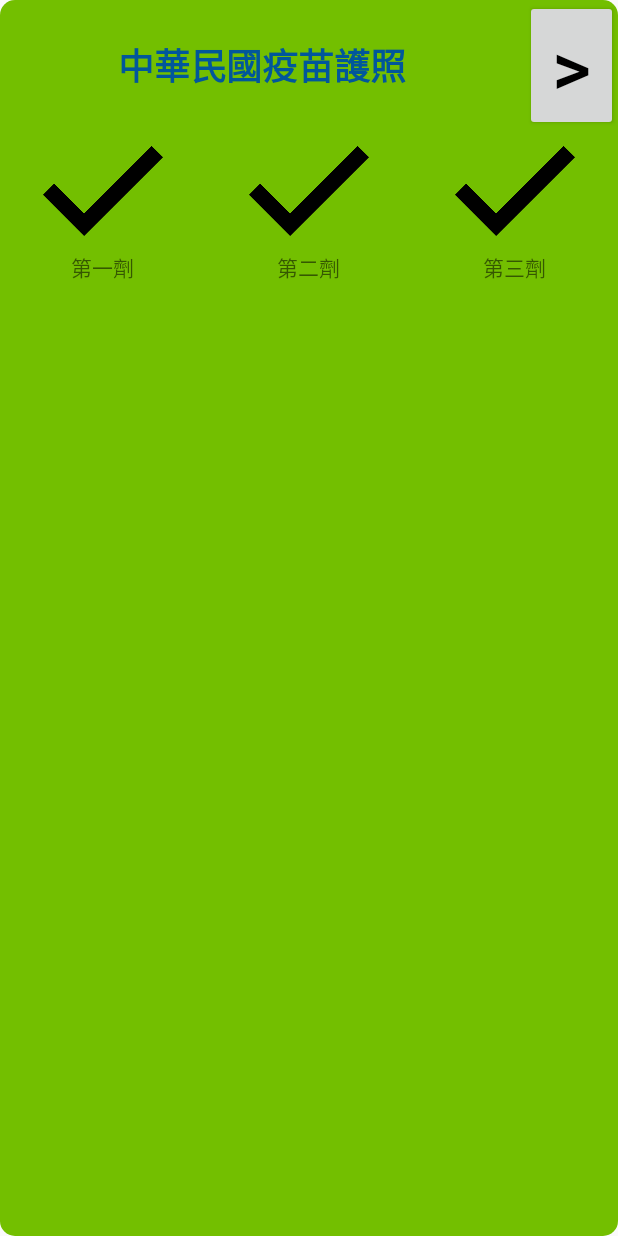
After one commit to yo20703/VAPassport, an Android app: the layout passport_widget.xml on its own in the app's theme, with its tools: preview values and no code run, on a phone screen of 412 x 824 dp. The commit adds this screen. Run offline under Robolectric (Android 15) with nearby library versions, the phone set to English and light mode, and no system bars.

Commit message:
finish PassportWidget

```diff
--- a/app/build.gradle
+++ b/app/build.gradle
@@ -26,6 +26,9 @@ android {
         sourceCompatibility JavaVersion.VERSION_1_8
         targetCompatibility JavaVersion.VERSION_1_8
     }
+    buildFeatures {
+        viewBinding true
+    }
 }
 
 dependencies {
--- /dev/null
+++ b/app/src/main/res/layout/passport_widget.xml
@@ -0,0 +1,99 @@
+<LinearLayout xmlns:android="http://schemas.android.com/apk/res/android"
+    xmlns:tools="http://schemas.android.com/tools"
+    android:layout_width="match_parent"
+    android:layout_height="match_parent"
+    android:padding="@dimen/widget_margin"
+    android:background="@drawable/btn_go_register"
+    android:orientation="vertical">
+
+    <LinearLayout
+        android:layout_width="match_parent"
+        android:layout_height="wrap_content"
+        android:gravity="center"
+        android:orientation="horizontal"
+        tools:ignore="UselessParent">
+        <TextView
+            android:id="@+id/appwidget_text"
+            android:layout_width="wrap_content"
+            android:layout_height="wrap_content"
+            android:width="350dp"
+            android:gravity="center"
+            android:text="@string/appwidget_text"
+            android:textSize="24sp"
+            android:textStyle="bold"
+            android:textColor="@color/light_blue_900"/>
+
+        <Button
+            android:text=">"
+            android:layout_width="wrap_content"
+            android:layout_height="wrap_content"
+            android:gravity="center"
+            android:width="100dp"
+            android:textColor="@color/black"
+            android:textSize="50dp"
+            />
+    </LinearLayout>
+
+    <LinearLayout
+        android:layout_width="match_parent"
+        android:layout_height="100dp"
+        android:orientation="horizontal"
+        tools:ignore="UselessParent"
+        android:weightSum="3">
+
+        <LinearLayout
+            android:layout_weight="1"
+            android:layout_width="0dp"
+            android:layout_height="wrap_content"
+            android:orientation="vertical">
+            <ImageView
+                android:id="@+id/iv_first"
+                android:layout_gravity="center"
+                android:src="@drawable/checked"
+                android:layout_width="80dp"
+                android:layout_height="80dp"/>
+            <TextView
+                android:layout_gravity="center"
+                android:text="第一劑"
+                android:layout_width="wrap_content"
+                android:layout_height="wrap_content"/>
+        </LinearLayout>
+
+        <LinearLayout
+            android:layout_weight="1"
+            android:layout_width="0dp"
+            android:layout_height="wrap_content"
+            android:orientation="vertical">
+            <ImageView
+                android:id="@+id/iv_second"
+                android:layout_gravity="center"
+                android:src="@drawable/checked"
+                android:layout_width="80dp"
+                android:layout_height="80dp"/>
+            <TextView
+                android:layout_gravity="center"
+                android:text="第二劑"
+                android:layout_width="wrap_content"
+                android:layout_height="wrap_content"/>
+        </LinearLayout>
+        <LinearLayout
+            android:layout_weight="1"
+            android:layout_width="0dp"
+            android:layout_height="wrap_content"
+            android:orientation="vertical">
+            <ImageView
+                android:id="@+id/iv_third"
+                android:layout_gravity="center"
+                android:src="@drawable/checked"
+                android:layout_width="80dp"
+                android:layout_height="80dp"/>
+            <TextView
+                android:layout_gravity="center"
+                android:text="第三劑"
+                android:layout_width="wrap_content"
+                android:layout_height="wrap_content"/>
+        </LinearLayout>
+
+    </LinearLayout>
+
+</LinearLayout>
--- a/app/src/main/res/values-night/themes.xml
+++ b/app/src/main/res/values-night/themes.xml
@@ -7,4 +7,9 @@
         <item name="colorAccent">@color/teal_200</item>
         <!-- Customize your theme here. -->
     </style>
+
+    <style name="ThemeOverlay.VAPassport.AppWidgetContainer" parent="">
+        <item name="appWidgetBackgroundColor">@color/light_blue_900</item>
+        <item name="appWidgetTextColor">@color/light_blue_200</item>
+    </style>
 </resources>
--- /dev/null
+++ b/app/src/main/res/values/attrs.xml
@@ -0,0 +1,6 @@
+<resources>
+    <declare-styleable name="AppWidgetAttrs">
+        <attr name="appWidgetBackgroundColor" format="color" />
+        <attr name="appWidgetTextColor" format="color" />
+    </declare-styleable>
+</resources>
--- a/app/src/main/res/values/colors.xml
+++ b/app/src/main/res/values/colors.xml
@@ -7,4 +7,8 @@
     <color name="teal_700">#FF018786</color>
     <color name="black">#FF000000</color>
     <color name="white">#FFFFFFFF</color>
+    <color name="light_blue_50">#FFE1F5FE</color>
+    <color name="light_blue_200">#FF81D4FA</color>
+    <color name="light_blue_600">#FF039BE5</color>
+    <color name="light_blue_900">#FF01579B</color>
 </resources>
--- a/app/src/main/res/values/strings.xml
+++ b/app/src/main/res/values/strings.xml
@@ -2,4 +2,6 @@
     <string name="app_name">VAPassport</string>
     <string name="main_title_ch">防疫幫手</string>
     <string name="main_title_en">Coronavirus Prevention</string>
+    <string name="appwidget_text">中華民國疫苗護照</string>
+    <string name="add_widget">Add widget</string>
 </resources>
--- a/app/src/main/res/values/themes.xml
+++ b/app/src/main/res/values/themes.xml
@@ -7,4 +7,9 @@
         <item name="colorAccent">@color/teal_200</item>
         <!-- Customize your theme here. -->
     </style>
+
+    <style name="ThemeOverlay.VAPassport.AppWidgetContainer" parent="">
+        <item name="appWidgetBackgroundColor">@color/light_blue_600</item>
+        <item name="appWidgetTextColor">@color/light_blue_50</item>
+    </style>
 </resources>
```
Also changed, not shown: app/src/main/AndroidManifest.xml (+11 -1 lines), app/src/main/java/com/example/vapassport/Passport/PassportActivity.java (+31 -3 lines), app/src/main/java/com/example/vapassport/Passport/PassportWidget.java (added, +65 -0 lines), app/src/main/java/com/example/vapassport/RegisterActivity.java (+3 -5 lines), app/src/main/java/com/example/vapassport/Sqlite/SqlDataBaseHelper.java (+15 -3 lines), app/src/main/res/values/dimens.xml (added, +10 -0 lines), app/src/main/res/xml/passport_widget_info.xml (added, +11 -0 lines), app/src/main/res/drawable-nodpi/example_appwidget_preview.png (added).
